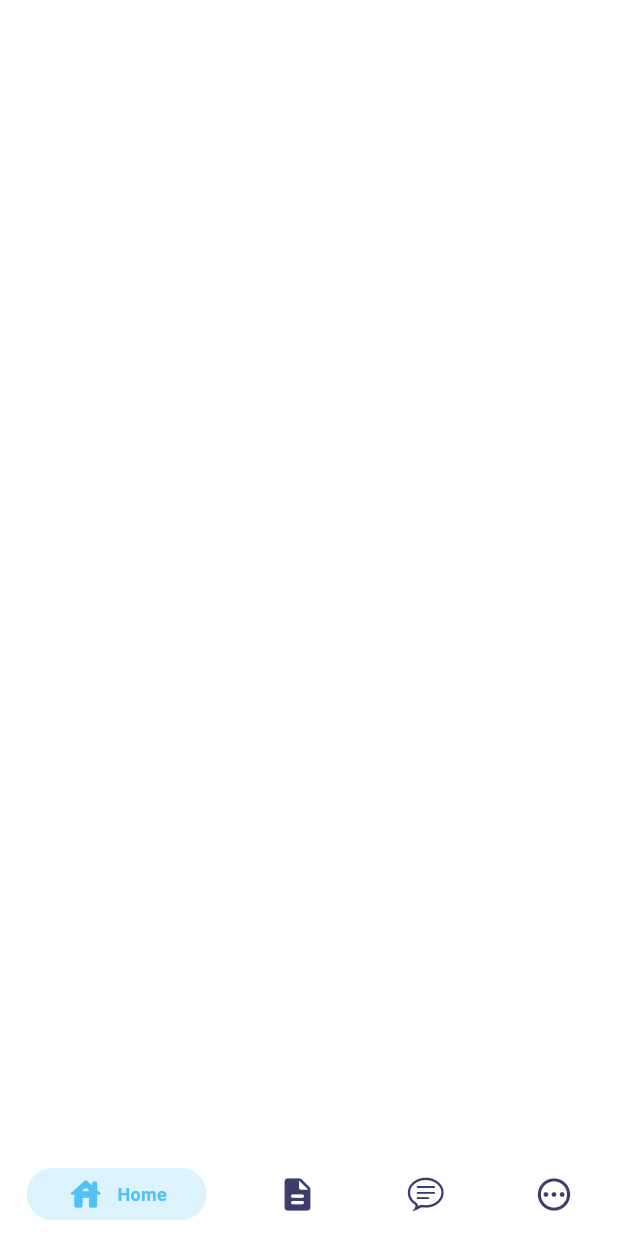
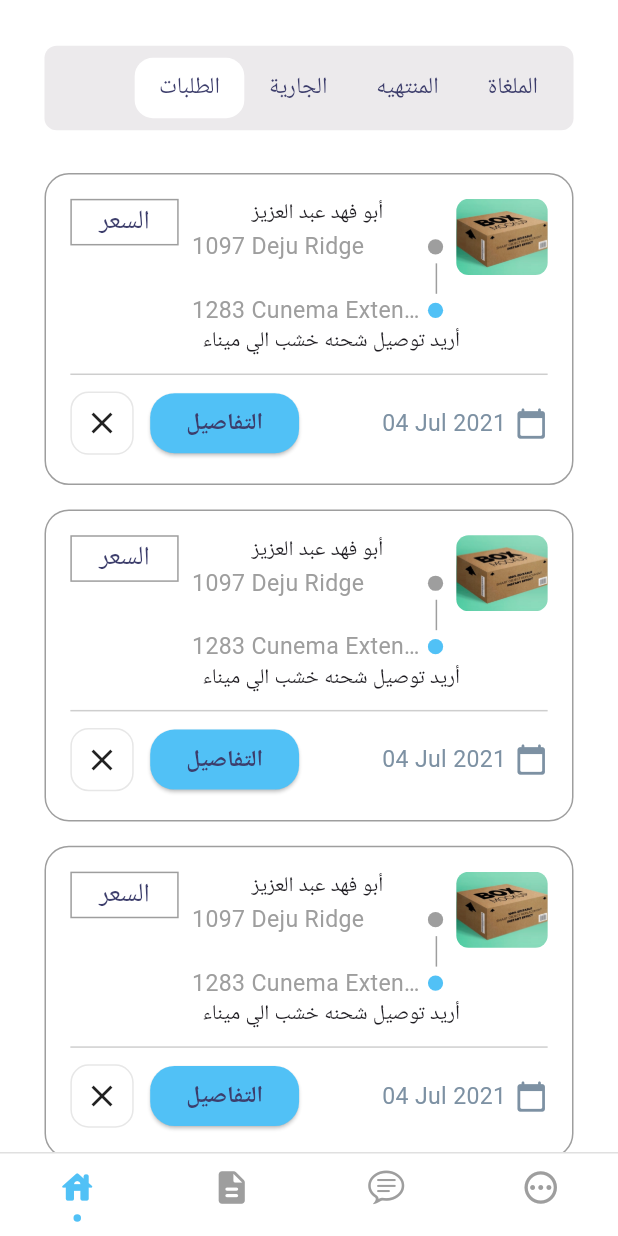
Before and after one commit to MohammedGhazaly/alex-apps-task, a Flutter app: the CustomBottomNavBar screen opened by its route, on a phone screen of 412 x 824 dp. Run offline on Flutter 3.47's test engine with Material 2 defaults, Android fonts, the light colour scheme and no system bars; drawn by our look-alikes of persistent_bottom_nav_bar_v2; our stand-ins replace flutter_screenutil; missing offline and left inert: fl_country_code_picker.

Commit message:
Added tab bar, listview item for current orders and orders list view

```diff
--- a/lib/main.dart
+++ b/lib/main.dart
@@ -1,4 +1,5 @@
 import 'package:alex_apps_taks/views/custom_bottom_nav_bar/custom_bottom_nav_bar.dart';
+import 'package:alex_apps_taks/views/home/home_view.dart';
 import 'package:alex_apps_taks/views/login/login_view.dart';
 import 'package:flutter/material.dart';
 import 'package:flutter_screenutil/flutter_screenutil.dart';
@@ -23,7 +24,7 @@ class MyApp extends StatelessWidget {
           scaffoldBackgroundColor: Colors.white,
           useMaterial3: true,
         ),
-        initialRoute: LoginView.routeName,
+        initialRoute: CustomBottomNavBar.routeName,
         routes: {
           LoginView.routeName: (context) => const LoginView(),
           CustomBottomNavBar.routeName: (context) => const CustomBottomNavBar(),
--- a/lib/utils/assets.dart
+++ b/lib/utils/assets.dart
@@ -1,3 +1,4 @@
 class AppAssets {
   static String logoPath = "assets/images/logo.png";
+  static String pakcage = "assets/images/package.png";
 }
--- a/lib/views/custom_bottom_nav_bar/custom_bottom_nav_bar.dart
+++ b/lib/views/custom_bottom_nav_bar/custom_bottom_nav_bar.dart
@@ -1,4 +1,4 @@
-import 'package:alex_apps_taks/views/data/custom_bar_data.dart';
+import 'package:alex_apps_taks/views/custom_bottom_nav_bar/data/custom_bar_data.dart';
 import 'package:flutter/material.dart';
 import 'package:persistent_bottom_nav_bar_v2/persistent-tab-view.dart';
 
@@ -25,6 +25,7 @@ class _CustomBottomNavBarState extends State<CustomBottomNavBar> {
     return Scaffold(
         body: PersistentTabView(
       context,
+
       controller: _controller,
       screens: buildScreens,
       items: navBarsItems,
@@ -37,9 +38,12 @@ class _CustomBottomNavBarState extends State<CustomBottomNavBar> {
       hideNavigationBarWhenKeyboardShows:
           true, // Recommended to set 'resizeToAvoidBottomInset' as true while using this argument. Default is true.
       decoration: NavBarDecoration(
+        border: Border(
+          top: BorderSide(color: Colors.grey[300]!, width: 1),
+        ),
         // gradient: LinearGradient(colors: []),
-        borderRadius: BorderRadius.circular(10.0),
-        colorBehindNavBar: Colors.white,
+        // borderRadius: BorderRadius.circular(10.0),
+        // colorBehindNavBar: Colors.white,
       ),
 
       popAllScreensOnTapOfSelectedTab: true,
@@ -56,7 +60,7 @@ class _CustomBottomNavBarState extends State<CustomBottomNavBar> {
         duration: Duration(milliseconds: 200),
       ),
       navBarStyle:
-          NavBarStyle.style1, // Choose the nav bar style with this property.
+          NavBarStyle.style13, // Choose the nav bar style with this property.
     ));
   }
 }
--- a/lib/views/data/custom_bar_data.dart
+++ b/lib/views/custom_bottom_nav_bar/data/custom_bar_data.dart
@@ -1,4 +1,5 @@
 import 'package:alex_apps_taks/utils/colors.dart';
+import 'package:alex_apps_taks/views/home/home_view.dart';
 import 'package:flutter/cupertino.dart';
 import 'package:flutter/material.dart';
 import 'package:persistent_bottom_nav_bar_v2/persistent-tab-view.dart';
@@ -8,29 +9,29 @@ final List<PersistentBottomNavBarItem> navBarsItems = [
     icon: const Icon(Icons.house_rounded),
     title: "Home",
     activeColorPrimary: AppColors.primaryColor,
-    inactiveColorPrimary: AppColors.darkColor1,
+    inactiveColorPrimary: Colors.grey,
   ),
   PersistentBottomNavBarItem(
     icon: const Icon(Icons.description_rounded),
-    title: "Shop",
+    title: "Docs",
     activeColorPrimary: AppColors.primaryColor,
-    inactiveColorPrimary: AppColors.darkColor1,
+    inactiveColorPrimary: Colors.grey,
   ),
   PersistentBottomNavBarItem(
     icon: const Icon(CupertinoIcons.chat_bubble_text),
-    title: "Bag",
+    title: "Chat",
     activeColorPrimary: AppColors.primaryColor,
-    inactiveColorPrimary: AppColors.darkColor1,
+    inactiveColorPrimary: Colors.grey,
   ),
   PersistentBottomNavBarItem(
     icon: const Icon(Icons.pending_outlined),
-    title: "Favorites",
+    title: "Settings",
     activeColorPrimary: AppColors.primaryColor,
-    inactiveColorPrimary: AppColors.darkColor1,
+    inactiveColorPrimary: Colors.grey,
   ),
 ];
 List<Widget> buildScreens = [
-  SizedBox(),
+  HomeView(),
   SizedBox(),
   SizedBox(),
   SizedBox(),
--- /dev/null
+++ b/lib/views/home/data/tabs_data.dart
@@ -0,0 +1,22 @@
+import 'package:alex_apps_taks/utils/colors.dart';
+import 'package:flutter/material.dart';
+import 'package:flutter_screenutil/flutter_screenutil.dart';
+
+List<Widget> tabs = [
+  Text(
+    "الطلبات",
+    style: TextStyle(color: AppColors.darkColor1, fontSize: 14.sp),
+  ),
+  Text(
+    "الجارية",
+    style: TextStyle(color: AppColors.darkColor1, fontSize: 14.sp),
+  ),
+  Text(
+    "المنتهيه",
+    style: TextStyle(color: AppColors.darkColor1, fontSize: 14.sp),
+  ),
+  Text(
+    "الملغاة",
+    style: TextStyle(color: AppColors.darkColor1, fontSize: 14.sp),
+  ),
+];
--- /dev/null
+++ b/lib/views/home/home_view.dart
@@ -0,0 +1,85 @@
+import 'package:alex_apps_taks/utils/colors.dart';
+import 'package:alex_apps_taks/views/home/data/tabs_data.dart';
+import 'package:alex_apps_taks/views/home/widgets/orders_list_view.dart';
+import 'package:alex_apps_taks/views/home/widgets/package_list_view_item.dart';
+import 'package:flutter/material.dart';
+import 'package:flutter_screenutil/flutter_screenutil.dart';
+
+class HomeView extends StatefulWidget {
+  const HomeView({super.key});
+
+  @override
+  State<HomeView> createState() => _HomeViewState();
+}
+
+class _HomeViewState extends State<HomeView> with TickerProviderStateMixin {
+  late TabController tabController;
+  @override
+  void initState() {
+    // TODO: implement initState
+    super.initState();
+    tabController = TabController(length: 4, vsync: this);
+  }
+
+  @override
+  void dispose() {
+    // TODO: implement dispose
+    super.dispose();
+    tabController.dispose();
+  }
+
+  @override
+  Widget build(BuildContext context) {
+    return Scaffold(
+      body: SafeArea(
+        child: Column(
+          children: [
+            SizedBox(
+              height: 30.h,
+            ),
+            Container(
+              margin: EdgeInsets.symmetric(horizontal: 27.w),
+              decoration: BoxDecoration(
+                borderRadius: BorderRadius.circular(8.r),
+                color: Color(0xffECEAEC),
+              ),
+              child: TabBar(
+                indicatorColor: Colors.transparent,
+                dividerColor: Colors.transparent,
+                // indicatorPadding: EdgeInsets.all(50.r),
+                indicatorSize: TabBarIndicatorSize.tab,
+
+                padding: EdgeInsets.all(8.r),
+                labelPadding:
+                    EdgeInsets.symmetric(horizontal: 16.r, vertical: 8.r),
+                controller: tabController,
+                isScrollable: true,
+                indicator: BoxDecoration(
+                  color: Colors.white,
+                  borderRadius: BorderRadius.circular(
+                    12.r,
+                  ),
+                ),
+                tabs: tabs,
+              ),
+            ),
+            SizedBox(
+              height: 20.h,
+            ),
+            Expanded(
+              child: TabBarView(
+                controller: tabController,
+                children: [
+                  OrdersListView(),
+                  Center(child: Text("2")),
+                  Center(child: Text("3")),
+                  Center(child: Text("4")),
+                ],
+              ),
+            )
+          ],
+        ),
+      ),
+    );
+  }
+}
--- /dev/null
+++ b/lib/views/home/widgets/orders_list_view.dart
@@ -0,0 +1,16 @@
+import 'package:alex_apps_taks/views/home/widgets/package_list_view_item.dart';
+import 'package:flutter/material.dart';
+
+class OrdersListView extends StatelessWidget {
+  const OrdersListView({super.key});
+
+  @override
+  Widget build(BuildContext context) {
+    return ListView.builder(
+      itemCount: 10,
+      itemBuilder: (context, index) {
+        return PackageListViewItem();
+      },
+    );
+  }
+}
--- /dev/null
+++ b/lib/views/home/widgets/package_list_view_item.dart
@@ -0,0 +1,220 @@
+import 'package:alex_apps_taks/utils/colors.dart';
+import 'package:flutter/material.dart';
+import 'package:flutter_screenutil/flutter_screenutil.dart';
+
+class PackageListViewItem extends StatelessWidget {
+  const PackageListViewItem({super.key});
+
+  @override
+  Widget build(BuildContext context) {
+    return Container(
+      width: double.infinity,
+
+      margin: EdgeInsets.symmetric(horizontal: 27.w, vertical: 8.h),
+      // height: 500.h,
+      padding: EdgeInsets.all(16.r),
+      decoration: BoxDecoration(
+        borderRadius: BorderRadius.circular(16.r),
+        border: Border.all(
+          color: Colors.grey,
+          width: 1,
+        ),
+      ),
+      child: Column(
+        mainAxisSize: MainAxisSize.min,
+        children: [
+          Row(
+            crossAxisAlignment: CrossAxisAlignment.start,
+            children: [
+              Container(
+                padding: EdgeInsets.symmetric(
+                  horizontal: 18.r,
+                  vertical: 2.r,
+                ),
+                decoration:
+                    BoxDecoration(border: Border.all(color: Colors.grey)),
+                child: Text(
+                  "السعر",
+                  style: TextStyle(
+                    fontSize: 16.sp,
+                    color: AppColors.darkColor1,
+                  ),
+                ),
+              ),
+              SizedBox(
+                width: 8.w,
+              ),
+              Expanded(
+                child: Column(
+                  children: [
+                    Text(
+                      "أبو فهد عبد العزيز",
+                      textDirection: TextDirection.rtl,
+                      maxLines: 1,
+                      overflow: TextOverflow.ellipsis,
+                    ),
+                    Row(
+                      children: [
+                        Expanded(
+                          child: Text(
+                            "1097 Deju Ridge  ",
+                            overflow: TextOverflow.ellipsis,
+                            style: TextStyle(
+                              color: Colors.grey,
+                              fontSize: 14.sp,
+                            ),
+                          ),
+                        ),
+                        Container(
+                          width: 10.h,
+                          height: 10.h,
+                          decoration: BoxDecoration(
+                              color: Colors.grey,
+                              borderRadius: BorderRadius.circular(50.r)),
+                        )
+                      ],
+                    ),
+                    Align(
+                      alignment: Alignment.bottomRight,
+                      child: Container(
+                        margin: EdgeInsets.only(right: 4),
+                        width: 1,
+                        height: 20.h,
+                        color: Colors.grey,
+                      ),
+                    ),
+                    Row(
+                      children: [
+                        Expanded(
+                          child: Text(
+                            "1283 Cunema Extension",
+                            overflow: TextOverflow.ellipsis,
+                            style: TextStyle(
+                              color: Colors.grey,
+                              fontSize: 14.sp,
+                            ),
+                          ),
+                        ),
+                        Container(
+                          width: 10.h,
+                          height: 10.h,
+                          decoration: BoxDecoration(
+                              color: AppColors.primaryColor,
+                              borderRadius: BorderRadius.circular(50.r)),
+                        )
+                      ],
+                    )
+                  ],
+                ),
+              ),
+              SizedBox(
+                width: 8.w,
+              ),
+              ClipRRect(
+                borderRadius: BorderRadius.circular(8.r),
+                child: Image.asset(
+                  "assets/images/package.png",
+                  width: 60.h,
+                  height: 50.h,
+                  fit: BoxFit.cover,
+                ),
+              )
+            ],
+          ),
+          Padding(
+            padding: EdgeInsets.only(right: 50.w),
+            child: Align(
+              alignment: Alignment.topRight,
+              child: Text(
+                " أريد توصيل شحنه خشب الي ميناء ",
+                textDirection: TextDirection.rtl,
+                maxLines: 1,
+                overflow: TextOverflow.ellipsis,
+                // textAlign: TextAlign.end,
+              ),
+            ),
+          ),
+          SizedBox(
+            height: 10.h,
+          ),
+          Container(
+            width: double.infinity,
+            height: 1,
+            color: Colors.grey.withOpacity(0.5),
+          ),
+          SizedBox(
+            height: 8.h,
+          ),
+          Row(
+            mainAxisAlignment: MainAxisAlignment.spaceBetween,
+            children: [
+              Container(
+                padding: EdgeInsets.all(8.h),
+                decoration: BoxDecoration(
+                  borderRadius: BorderRadius.circular(12.r),
+                  border: Border.all(
+                    color: Colors.grey.withOpacity(0.25),
+                  ),
+                  color: Colors.white,
+                ),
+                child: Center(
+                  child: Icon(
+                    Icons.close,
+                  ),
+                ),
+              ),
+              SizedBox(
+                width: 10.w,
+              ),
+              ElevatedButton(
+                style: ElevatedButton.styleFrom(
+                    backgroundColor: AppColors.primaryColor,
+                    foregroundColor: AppColors.darkColor1,
+                    shape: RoundedRectangleBorder(
+                      borderRadius: BorderRadius.circular(
+                        16.r,
+                      ),
+                    )),
+                onPressed: () {},
+                child: Text(
+                  "التفاصيل",
+                  style: TextStyle(
+                    fontSize: 14.sp,
+                    fontWeight: FontWeight.bold,
+                  ),
+                ),
+              ),
+              Expanded(
+                child: Row(
+                  mainAxisAlignment: MainAxisAlignment.end,
+                  children: [
+                    Expanded(
+                      child: Text(
+                        "04 Jul 2021",
+                        maxLines: 1,
+                        overflow: TextOverflow.ellipsis,
+                        textAlign: TextAlign.end,
+                        style: TextStyle(
+                          color: Color(0xff7D91A3),
+                          fontSize: 14.sp,
+                        ),
+                      ),
+                    ),
+                    SizedBox(
+                      width: 5.w,
+                    ),
+                    Icon(
+                      Icons.calendar_today_rounded,
+                      size: 20.sp,
+                      color: Color(0xff7D91A3),
+                    )
+                  ],
+                ),
+              )
+            ],
+          )
+        ],
+      ),
+    );
+  }
+}
--- a/lib/views/login/widgets/country_code_field.dart
+++ b/lib/views/login/widgets/country_code_field.dart
@@ -14,7 +14,8 @@ class CountryCodeField extends StatefulWidget {
 
 class _CountryCodeFieldState extends State<CountryCodeField> {
   final countryPicker = const FlCountryCodePicker();
-  CountryCode? countryCode;
+  CountryCode countryCode =
+      CountryCode(name: "Saudi Arabia", code: "SA", dialCode: "+996");
   @override
   Widget build(BuildContext context) {
     return InkWell(
@@ -28,6 +29,12 @@ class _CountryCodeFieldState extends State<CountryCodeField> {
         setState(() {
           countryCode = code ?? countryCode;
         });
+        print(countryCode.code);
+        print(countryCode.name);
+        print(countryCode.dialCode);
+        print(countryCode.flagImagePackage);
+        print(countryCode.flagUri);
+        print(countryCode.flagImage());
       },
       child: Container(
         padding: EdgeInsets.symmetric(horizontal: 4.w),
--- a/pubspec.yaml
+++ b/pubspec.yaml
@@ -28,6 +28,7 @@ environment:
 # the latest version available on pub.dev. To see which dependencies have newer
 # versions available, run `flutter pub outdated`.
 dependencies:
+  animated_segmented_tab_control: ^1.2.0
   cupertino_icons: ^1.0.2
   fl_country_code_picker: ^0.1.7+1
   flutter:
```
Also changed, not shown: assets/images/package.png (added), pubspec.lock.
